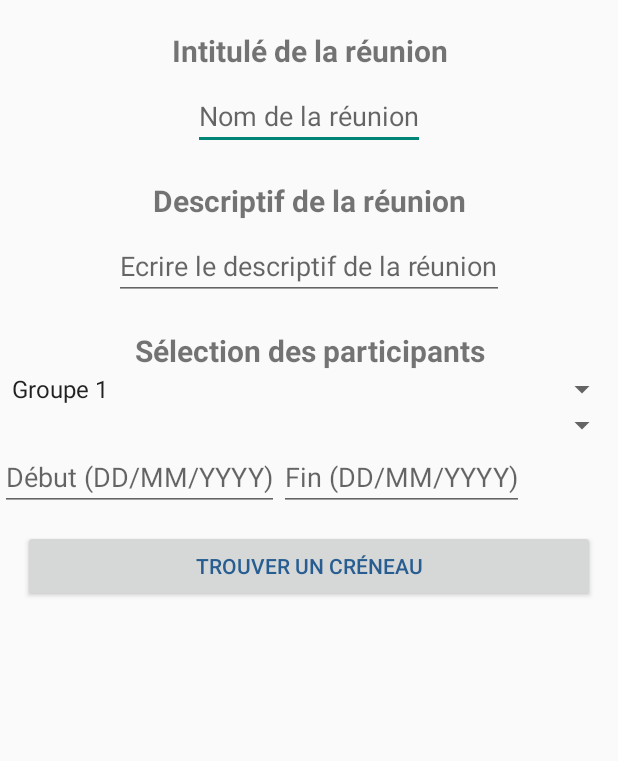
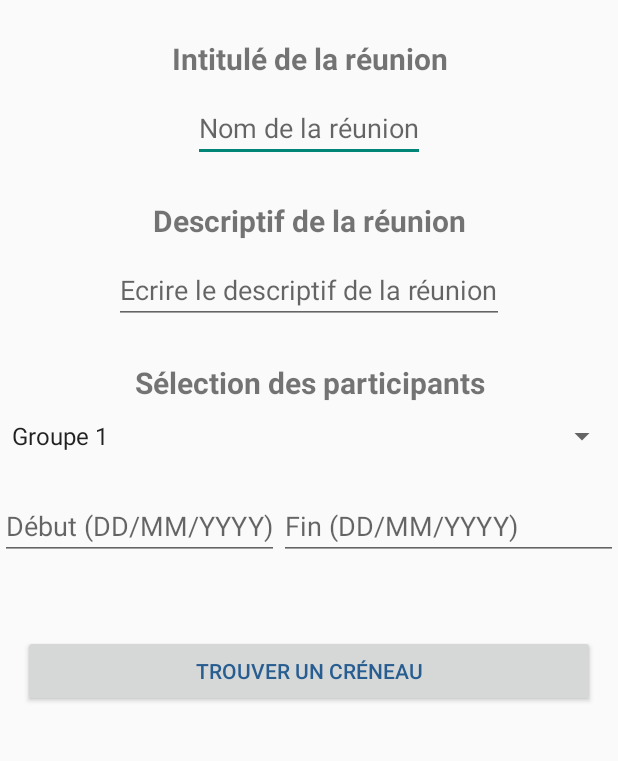
Before and after one commit to 5k4nd/ReuniUT, an Android app: the layout activity_reunion.xml on its own in the app's theme, with its tools: preview values and no code run, on a phone screen of 412 x 824 dp, the part 77-838 px from its top. Run offline under Robolectric (Android 15) with nearby library versions, the phone set to English and light mode, and no system bars.

Commit message:
Update activity_reunion.xml

```diff
--- a/app/src/main/res/layout/activity_reunion.xml
+++ b/app/src/main/res/layout/activity_reunion.xml
@@ -1,5 +1,4 @@
 <?xml version="1.0" encoding="utf-8"?>
-
 
 <LinearLayout
     xmlns:android="http://schemas.android.com/apk/res/android"
@@ -7,6 +6,8 @@
     android:layout_width="match_parent"
     android:layout_height="match_parent"
     >
+
+
     <RelativeLayout
         android:id="@+id/header"
         android:layout_width="match_parent"
@@ -31,7 +32,7 @@
         android:layout_width="fill_parent"
         android:layout_height="wrap_content"
         android:gravity="center"
-        android:layout_marginTop="20dp"
+        android:layout_marginTop="25dp"
         android:textStyle="bold"
         android:text="@string/intitule"
         android:textSize="20sp"
@@ -41,7 +42,7 @@
         android:id="@+id/reunionname"
         android:layout_width="wrap_content"
         android:layout_height="wrap_content"
-        android:layout_marginTop="7dp"
+        android:layout_marginTop="10dp"
         android:layout_centerHorizontal="true"
         android:inputType="text"
         android:hint="@string/reunion_name"
@@ -52,7 +53,7 @@
         android:layout_width="fill_parent"
         android:layout_height="wrap_content"
         android:gravity="center"
-        android:layout_marginTop="20dp"
+        android:layout_marginTop="25dp"
         android:textStyle="bold"
         android:text="@string/descriptif_name"
         android:textSize="20sp"
@@ -63,7 +64,7 @@
         android:id="@+id/descriptif"
         android:layout_width="wrap_content"
         android:layout_height="wrap_content"
-        android:layout_marginTop="7dp"
+        android:layout_marginTop="10dp"
         android:layout_centerHorizontal="true"
         android:inputType="text"
         android:hint="@string/descriptif_reunion"
@@ -74,7 +75,7 @@
         android:layout_width="fill_parent"
         android:layout_height="wrap_content"
         android:gravity="center"
-        android:layout_marginTop="20dp"
+        android:layout_marginTop="25dp"
         android:textStyle="bold"
         android:text="@string/participant_reunion"
         android:textSize="20sp"
@@ -85,59 +86,53 @@
         android:id="@+id/spinner1"
         android:layout_width="fill_parent"
         android:layout_height="wrap_content"
-        android:gravity="center"
+        android:layout_marginTop="10dp"
         android:entries="@array/group_arrays"
-        android:prompt="@string/participant_reunion" />
-
-    <Spinner
-        android:id="@+id/spinner2"
-        android:layout_width="fill_parent"
-        android:gravity="center"
-        android:layout_height="wrap_content" />
+        android:prompt="@string/participant_reunion"
+        android:gravity="center"/>
 
     <TableLayout
         android:id="@+id/tabledate"
-        android:layout_width="wrap_content"
+        android:layout_width="fill_parent"
         android:layout_height="wrap_content"
-        >
+        android:stretchColumns="1"
+    >
 
-        <TableRow
-            android:id="@+id/tableRow1"
-            android:layout_width="match_parent"
-            android:layout_height="match_parent"
-            android:gravity="center_horizontal">
-
+        <TableRow>
             <EditText
                 android:id="@+id/datedebut"
                 android:layout_width="wrap_content"
                 android:layout_height="wrap_content"
-                android:layout_marginTop="7dp"
-                android:layout_centerHorizontal="true"
+                android:layout_marginTop="25dp"
                 android:inputType="text"
                 android:hint="@string/date_deb"
-                android:layout_gravity="center_horizontal" />
+
+
+              />
 
 
             <EditText
                 android:id="@+id/datefin"
                 android:layout_width="wrap_content"
                 android:layout_height="wrap_content"
-                android:layout_marginTop="7dp"
-                android:layout_centerHorizontal="true"
+                android:layout_marginTop="25dp"
                 android:inputType="text"
                 android:hint="@string/date_fin"
-                android:layout_gravity="center_horizontal" />
+
+               />
 
         </TableRow>
 
     </TableLayout>
+
+
 
     <Button
         android:id="@+id/buttReunion"
         android:layout_width="fill_parent"
         android:layout_height="wrap_content"
         android:layout_marginBottom="5dp"
-        android:layout_marginTop="5dp"
+        android:layout_marginTop="50dp"
         android:layout_marginLeft="15dp"
         android:layout_marginRight="15dp"
         android:text="@string/Reunionchoix"
```
